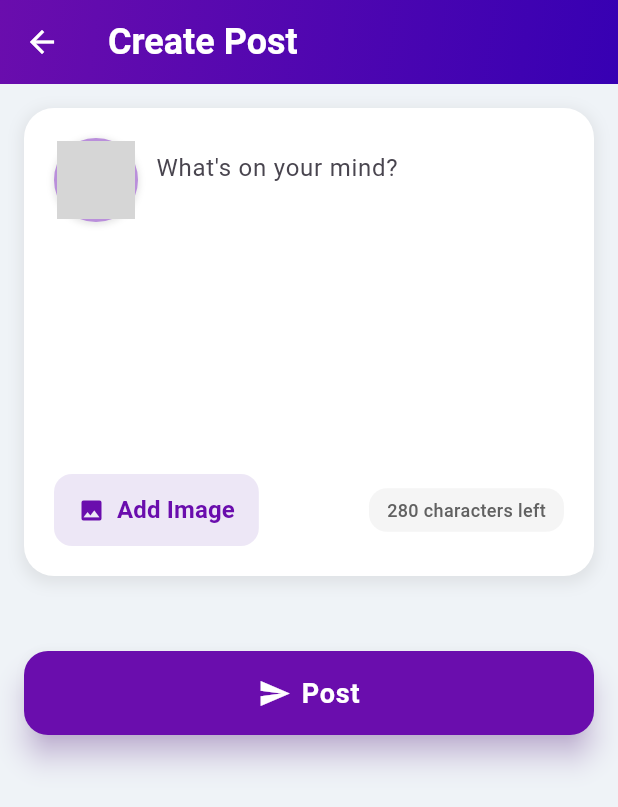
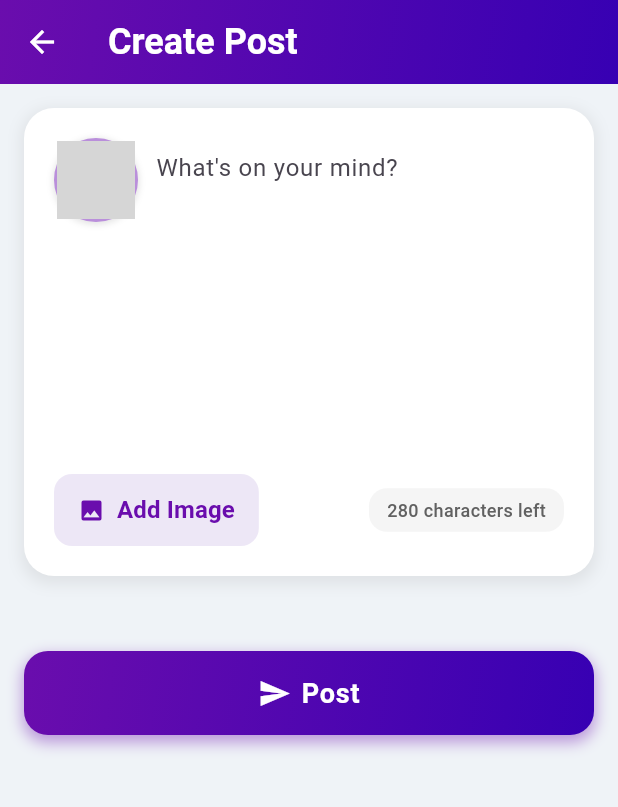
Before and after one commit to patryklbn/numinousways, a Flutter app: the CreatePostScreen screen opened directly, on a phone screen of 412 x 824 dp. Shown: the top 807 px of the screen. Run offline on Flutter 3.47's test engine with Material 3 defaults, Android fonts, the phone set to English and light mode, and no system bars; our stand-ins replace cached_network_image, cloud_firestore, firebase_auth, firebase_core, firebase_storage, flutter_image_compress and 11 more; accounts and stored records are empty; network calls fail; grey boxes are pictures that could not be loaded.

Commit message:
Update Create Post screen enhancements

```diff
--- a/lib/screens/timeline/create_post_screen.dart
+++ b/lib/screens/timeline/create_post_screen.dart
@@ -25,20 +25,20 @@ class _CreatePostScreenState extends State<CreatePostScreen> {
   bool _isSubmitting = false;
   final ImagePicker _picker = ImagePicker();
   final int _maxCharacters = 280;
+  final ValueNotifier<int> _characterCount = ValueNotifier<int>(0);
 
   @override
   void initState() {
     super.initState();
-    _contentController.addListener(_updateCharacterCount);
-  }
-
-  void _updateCharacterCount() {
-    setState(() {}); // This will rebuild the widget to show the updated character count
+    _contentController.addListener(() {
+      _characterCount.value = _contentController.text.length;
+    });
   }
 
   @override
   void dispose() {
     _contentController.dispose();
+    _characterCount.dispose();
     super.dispose();
   }
 
@@ -213,7 +213,19 @@ class _CreatePostScreenState extends State<CreatePostScreen> {
     final loginProvider = Provider.of<LoginProvider>(context, listen: false);
     final String currentUserId = loginProvider.userId!;
 
-    return Scaffold(
+    return GestureDetector(
+      // Add horizontal swipe detection for going back
+      onHorizontalDragEnd: (details) {
+        // If the swipe is from left to right with sufficient velocity
+        if (details.primaryVelocity != null && details.primaryVelocity! > 300) {
+          // Check if we can pop this route
+          if (Navigator.of(context).canPop()) {
+            // Pop the route to go back
+            Navigator.of(context).pop();
+          }
+        }
+      },
+      child: Scaffold(
         appBar: AppBar(
           title: const Text(
             "Create Post",
@@ -371,22 +383,27 @@ class _CreatePostScreenState extends State<CreatePostScreen> {
                                   ),
                                 ),
                                 // Character Counter
-                              Container(
+                                ValueListenableBuilder<int>(
+                                  valueListenable: _characterCount,
+                                  builder: (context, count, _) {
+                                    return Container(
                                       padding: const EdgeInsets.symmetric(horizontal: 12, vertical: 6),
                                       decoration: BoxDecoration(
                                         color: Colors.grey.shade100,
                                         borderRadius: BorderRadius.circular(12),
                                       ),
                                       child: Text(
-                                  '${_maxCharacters - _contentController.text.length} characters left',
+                                        '${_maxCharacters - count} characters left',
                                         style: TextStyle(
-                                    color: _contentController.text.length > _maxCharacters * 0.8
+                                          color: count > _maxCharacters * 0.8
                                               ? Colors.orange.shade700 // Changes color when approaching limit
                                               : Colors.grey.shade700,
                                           fontSize: 12,
                                           fontWeight: FontWeight.w500,
                                         ),
                                       ),
+                                    );
+                                  },
                                 ),
                               ],
                             ),
@@ -452,28 +469,47 @@ class _CreatePostScreenState extends State<CreatePostScreen> {
                           ],
                         ),
                       const SizedBox(height: 30),
-                    // Enhanced Post Button
+                      // Enhanced Post Button with Gradient
                       SizedBox(
                         width: double.infinity,
                         height: 56, // Taller button
+                        child: Container(
+                          decoration: BoxDecoration(
+                            gradient: const LinearGradient(
+                              colors: [Color(0xFF6A0DAD), Color(0xFF3700B3)],
+                              begin: Alignment.topLeft,
+                              end: Alignment.bottomRight,
+                            ),
+                            borderRadius: BorderRadius.circular(16),
+                            boxShadow: [
+                              BoxShadow(
+                                color: const Color(0xFF6A0DAD).withOpacity(0.4),
+                                spreadRadius: 1,
+                                blurRadius: 8,
+                                offset: const Offset(0, 4),
+                              ),
+                            ],
+                          ),
                           child: ElevatedButton.icon(
                             onPressed: _submitPost,
                             icon: const Icon(Icons.send, size: 22),
                             label: const Text('Post'),
                             style: ElevatedButton.styleFrom(
-                          backgroundColor: const Color(0xFF6A0DAD),
+                              backgroundColor: Colors.transparent,
+                              disabledBackgroundColor: Colors.transparent,
+                              shadowColor: Colors.transparent,
                               foregroundColor: Colors.white,
                               padding: const EdgeInsets.symmetric(horizontal: 24, vertical: 16),
                               shape: RoundedRectangleBorder(
-                            borderRadius: BorderRadius.circular(16), // More rounded corners
+                                borderRadius: BorderRadius.circular(16),
                               ),
                               textStyle: const TextStyle(
                                 fontSize: 18,
                                 fontWeight: FontWeight.bold,
-                            letterSpacing: 0.5, // Better letter spacing
+                                letterSpacing: 0.5,
                               ),
-                          elevation: 8, // Increased elevation
-                          shadowColor: const Color(0xFF6A0DAD).withOpacity(0.5), // Shadow matching theme color
+                              elevation: 0,
+                            ),
                           ),
                         ),
                       ),
@@ -484,6 +520,7 @@ class _CreatePostScreenState extends State<CreatePostScreen> {
             },
           ),
         ),
+      ),
     );
   }
 }
```
Lines whose indentation alone changed are shown as unchanged.
